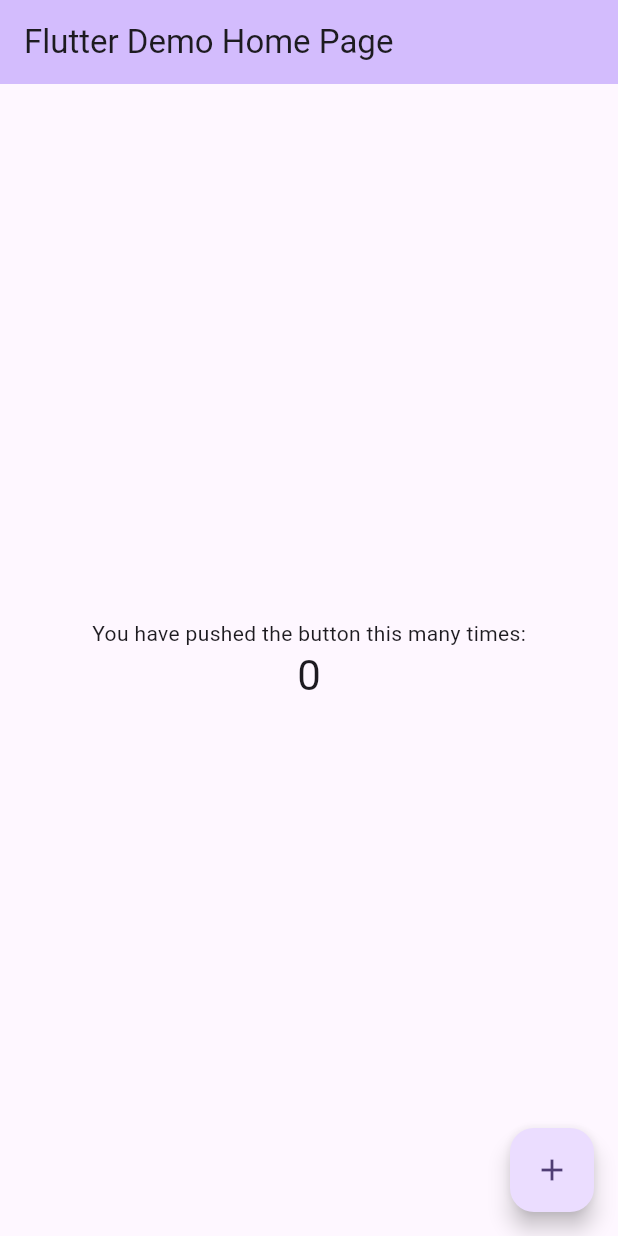
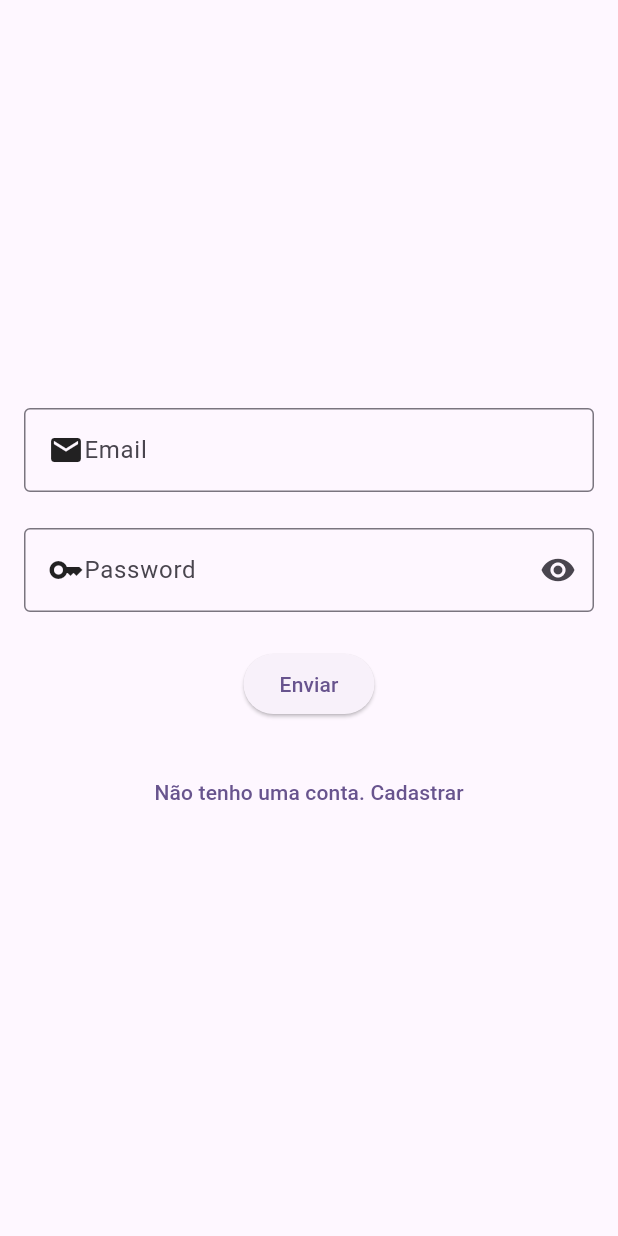
Before and after one commit to pedrokGs/memory-lane, a Flutter app: the screen it shows after launch, on a phone screen of 412 x 824 dp. Run offline on Flutter 3.47's test engine with Material 3 defaults, Android fonts, the phone set to English and light mode, and no system bars; our stand-ins replace cloud_firestore, firebase_auth, firebase_core; accounts and stored records are empty; generated files the repository leaves out were written again.

Commit message:
Tela de login mínima para mvp completa -> Alguns TODOs para refinamento

```diff
--- a/lib/main.dart
+++ b/lib/main.dart
@@ -1,10 +1,17 @@
+import 'dart:developer';
+
 import 'package:firebase_core/firebase_core.dart';
 import 'package:flutter/material.dart';
 import 'package:memory_lane/providers/user_provider.dart';
+import 'package:memory_lane/screens/authentication/login_screen.dart';
+import 'package:memory_lane/screens/authentication/register_screen.dart';
+import 'package:memory_lane/screens/home_screen.dart';
 import 'package:memory_lane/services/auth_service.dart';
 import 'package:provider/provider.dart';
+
+import 'firebase_options_prod.dart' as prod;
 import 'firebase_options_dev.dart' as dev;
-import 'firebase_options_prod.dart' as prod;
+
 
 void main() async {
   WidgetsFlutterBinding.ensureInitialized();
@@ -18,7 +25,7 @@ void main() async {
   runApp(
       MultiProvider(
           providers: [
-            Provider<UserProvider>(create: (context) => UserProvider(AuthService()),)
+            ChangeNotifierProvider<UserProvider>(create: (context) => UserProvider(AuthService()),)
           ],
           child: MemoryLaneApp())
   );
@@ -35,93 +42,12 @@ class MemoryLaneApp extends StatelessWidget {
 
         colorScheme: ColorScheme.fromSeed(seedColor: Colors.deepPurple),
       ),
-      home: const MyHomePage(title: 'Flutter Demo Home Page'),
+      initialRoute: "/login",
+      routes: {
+        "/login": (context) => LoginScreen(),
+        "/register": (context) => RegisterScreen(),
+        "/home": (context) => HomeScreen(),
+      },
     );
   }
 }
-
-class MyHomePage extends StatefulWidget {
-  const MyHomePage({super.key, required this.title});
-
-  // This widget is the home page of your application. It is stateful, meaning
-  // that it has a State object (defined below) that contains fields that affect
-  // how it looks.
-
-  // This class is the configuration for the state. It holds the values (in this
-  // case the title) provided by the parent (in this case the App widget) and
-  // used by the build method of the State. Fields in a Widget subclass are
-  // always marked "final".
-
-  final String title;
-
-  @override
-  State<MyHomePage> createState() => _MyHomePageState();
-}
-
-class _MyHomePageState extends State<MyHomePage> {
-  int _counter = 0;
-
-  void _incrementCounter() {
-    setState(() {
-      // This call to setState tells the Flutter framework that something has
-      // changed in this State, which causes it to rerun the build method below
-      // so that the display can reflect the updated values. If we changed
-      // _counter without calling setState(), then the build method would not be
-      // called again, and so nothing would appear to happen.
-      _counter++;
-    });
-  }
-
-  @override
-  Widget build(BuildContext context) {
-    // This method is rerun every time setState is called, for instance as done
-    // by the _incrementCounter method above.
-    //
-    // The Flutter framework has been optimized to make rerunning build methods
-    // fast, so that you can just rebuild anything that needs updating rather
-    // than having to individually change instances of widgets.
-    return Scaffold(
-      appBar: AppBar(
-        // TRY THIS: Try changing the color here to a specific color (to
-        // Colors.amber, perhaps?) and trigger a hot reload to see the AppBar
-        // change color while the other colors stay the same.
-        backgroundColor: Theme.of(context).colorScheme.inversePrimary,
-        // Here we take the value from the MyHomePage object that was created by
-        // the App.build method, and use it to set our appbar title.
-        title: Text(widget.title),
-      ),
-      body: Center(
-        // Center is a layout widget. It takes a single child and positions it
-        // in the middle of the parent.
-        child: Column(
-          // Column is also a layout widget. It takes a list of children and
-          // arranges them vertically. By default, it sizes itself to fit its
-          // children horizontally, and tries to be as tall as its parent.
-          //
-          // Column has various properties to control how it sizes itself and
-          // how it positions its children. Here we use mainAxisAlignment to
-          // center the children vertically; the main axis here is the vertical
-          // axis because Columns are vertical (the cross axis would be
-          // horizontal).
-          //
-          // TRY THIS: Invoke "debug painting" (choose the "Toggle Debug Paint"
-          // action in the IDE, or press "p" in the console), to see the
-          // wireframe for each widget.
-          mainAxisAlignment: MainAxisAlignment.center,
-          children: <Widget>[
-            const Text('You have pushed the button this many times:'),
-            Text(
-              '$_counter',
-              style: Theme.of(context).textTheme.headlineMedium,
-            ),
-          ],
-        ),
-      ),
-      floatingActionButton: FloatingActionButton(
-        onPressed: _incrementCounter,
-        tooltip: 'Increment',
-        child: const Icon(Icons.add),
-      ), // This trailing comma makes auto-formatting nicer for build methods.
-    );
-  }
-}
--- a/lib/screens/authentication/login_screen.dart
+++ b/lib/screens/authentication/login_screen.dart
@@ -0,0 +1,96 @@
+import 'package:flutter/material.dart';
+import 'package:memory_lane/providers/user_provider.dart';
+import 'package:memory_lane/widgets/custom_text_form_field.dart';
+import 'package:provider/provider.dart';
+
+class LoginScreen extends StatefulWidget {
+  const LoginScreen({super.key});
+
+  @override
+  State<LoginScreen> createState() => _LoginScreenState();
+}
+
+class _LoginScreenState extends State<LoginScreen> {
+  final GlobalKey<FormState> _formKey = GlobalKey<FormState>();
+  final TextEditingController _emailController = TextEditingController();
+  final TextEditingController _passwordController = TextEditingController();
+
+  // TODO: Validação mais efetiva, melhorar feedback ao usuário. Carregar UserProfile
+  void _login(UserProvider provider) async {
+    if (_formKey.currentState!.validate()) {
+      await provider.login(_emailController.text, _passwordController.text);
+
+      if (provider.errorMessage == null) {
+        Navigator.pushNamed(context, "/home");
+      } else {
+        ScaffoldMessenger.of(context).showSnackBar(
+          SnackBar(content: Text(provider.errorMessage!)),
+        );
+      }
+    }
+  }
+
+
+  @override
+  Widget build(BuildContext context) {
+    final userProvider = Provider.of<UserProvider>(context);
+    return Scaffold(
+      body: Padding(
+        padding: EdgeInsets.all(16.0),
+        child: Center(
+          child:
+              userProvider.isLoading
+                  ? CircularProgressIndicator()
+                  : Form(
+                    key: _formKey,
+                    child: Column(
+                      mainAxisAlignment: MainAxisAlignment.center,
+                      children: [
+                        CustomTextFormField(
+                          controller: _emailController,
+                          label: "Email",
+                          icon: Icons.email,
+                          validator: (value) {
+                            if (value == null || value.isEmpty) {
+                              return "Please enter some text";
+                            }
+                            return null;
+                          },
+                        ),
+                        const SizedBox(height: 24),
+
+                        CustomTextFormField(
+                          controller: _passwordController,
+                          label: "Password",
+                          icon: Icons.key,
+                          isPassword: true,
+                          validator: (value) {
+                            value = value?.trim();
+                            if (value == null || value.isEmpty) {
+                              return "Please enter some text";
+                            }
+                            return null;
+                          },
+                        ),
+
+                        const SizedBox(height: 24),
+
+                        ElevatedButton(
+                          onPressed: () => _login(userProvider),
+                          child: Text("Enviar"),
+                        ),
+
+                        const SizedBox(height: 24),
+                        TextButton(
+                          onPressed:
+                              () => Navigator.pushNamed(context, "/register"),
+                          child: Text("Não tenho uma conta. Cadastrar"),
+                        ),
+                      ],
+                    ),
+                  ),
+        ),
+      ),
+    );
+  }
+}
--- /dev/null
+++ b/lib/widgets/custom_text_form_field.dart
@@ -0,0 +1,61 @@
+import 'package:flutter/material.dart';
+
+class CustomTextFormField extends StatefulWidget {
+  final TextEditingController controller;
+  final bool isPassword;
+  final String label;
+  final IconData? icon;
+  final FormFieldValidator<String>? validator;
+
+  const CustomTextFormField({
+    super.key,
+    required this.controller,
+    this.isPassword = false,
+    this.label = "",
+    this.icon,
+    this.validator,
+  });
+
+  @override
+  State<CustomTextFormField> createState() => _CustomTextFormFieldState();
+}
+
+class _CustomTextFormFieldState extends State<CustomTextFormField> {
+  late bool obscured;
+
+  @override
+  void initState() {
+    super.initState();
+    obscured = widget.isPassword;
+  }
+
+  @override
+  Widget build(BuildContext context) {
+    final TextEditingController controller = widget.controller;
+    final bool isPassword = widget.isPassword ?? false;
+    final String label = widget.label ?? "";
+    final IconData? icon = widget.icon;
+    final FormFieldValidator<String>? validator = widget.validator;
+
+    return TextFormField(
+      controller: controller,
+      obscureText: obscured,
+      validator: validator,
+      decoration: InputDecoration(
+        border: OutlineInputBorder(),
+        suffixIcon:
+            isPassword
+                ? IconButton(
+                  onPressed: () {
+                    setState(() {
+                      obscured = !obscured;
+                    });
+                  },
+                  icon: Icon(obscured ? Icons.visibility : Icons.visibility_off),
+                )
+                : null,
+        label: Row(children: [if (icon != null) Icon(icon), Text(label)]),
+      ),
+    );
+  }
+}
```
Also changed, not shown: lib/providers/user_provider.dart (+35 -6 lines), lib/screens/authentication/register_screen.dart (added, +101 -0 lines), lib/screens/home_screen.dart (added, +15 -0 lines), 4 other files.
